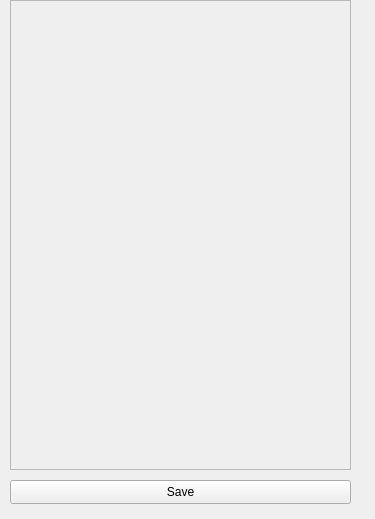
Old version of the form src/ui/parameterwidget.ui in the repository malcom2073/emstudio.
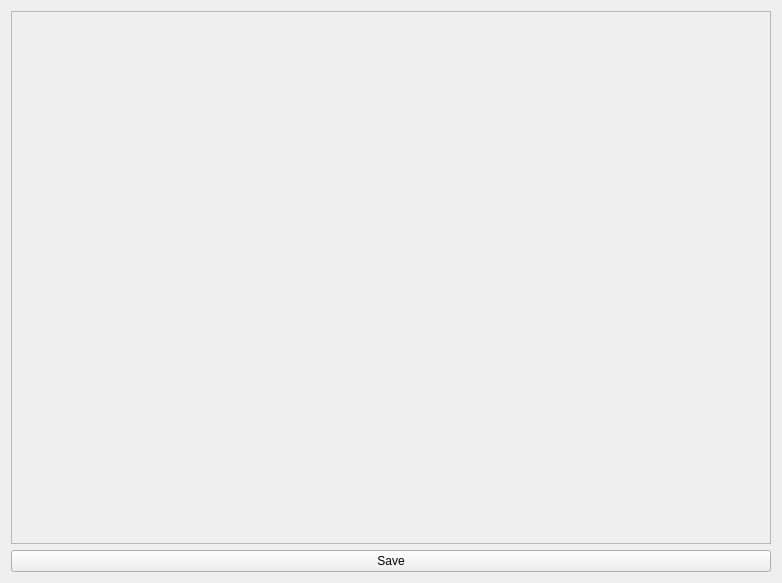
New version of the form.

Patch:
```diff
--- a/src/ui/parameterwidget.ui
+++ b/src/ui/parameterwidget.ui
@@ -6,35 +6,16 @@
    <rect>
     <x>0</x>
     <y>0</y>
-    <width>375</width>
-    <height>519</height>
+    <width>782</width>
+    <height>583</height>
    </rect>
   </property>
   <property name="windowTitle">
    <string>Form</string>
   </property>
-  <widget class="QPushButton" name="savePushButton">
-   <property name="geometry">
-    <rect>
-     <x>10</x>
-     <y>480</y>
-     <width>341</width>
-     <height>24</height>
-    </rect>
-   </property>
-   <property name="text">
-    <string>Save</string>
-   </property>
-  </widget>
+  <layout class="QVBoxLayout" name="verticalLayout">
+   <item>
   <widget class="QScrollArea" name="scrollArea">
-   <property name="geometry">
-    <rect>
-     <x>10</x>
-     <y>0</y>
-     <width>341</width>
-     <height>470</height>
-    </rect>
-   </property>
    <property name="widgetResizable">
     <bool>true</bool>
    </property>
@@ -43,12 +24,21 @@
      <rect>
       <x>0</x>
       <y>0</y>
-      <width>339</width>
-      <height>468</height>
+        <width>762</width>
+        <height>533</height>
      </rect>
     </property>
    </widget>
   </widget>
+   </item>
+   <item>
+    <widget class="QPushButton" name="savePushButton">
+     <property name="text">
+      <string>Save</string>
+     </property>
+    </widget>
+   </item>
+  </layout>
  </widget>
  <resources/>
  <connections/>
```
Lines whose indentation alone changed are shown as unchanged.
